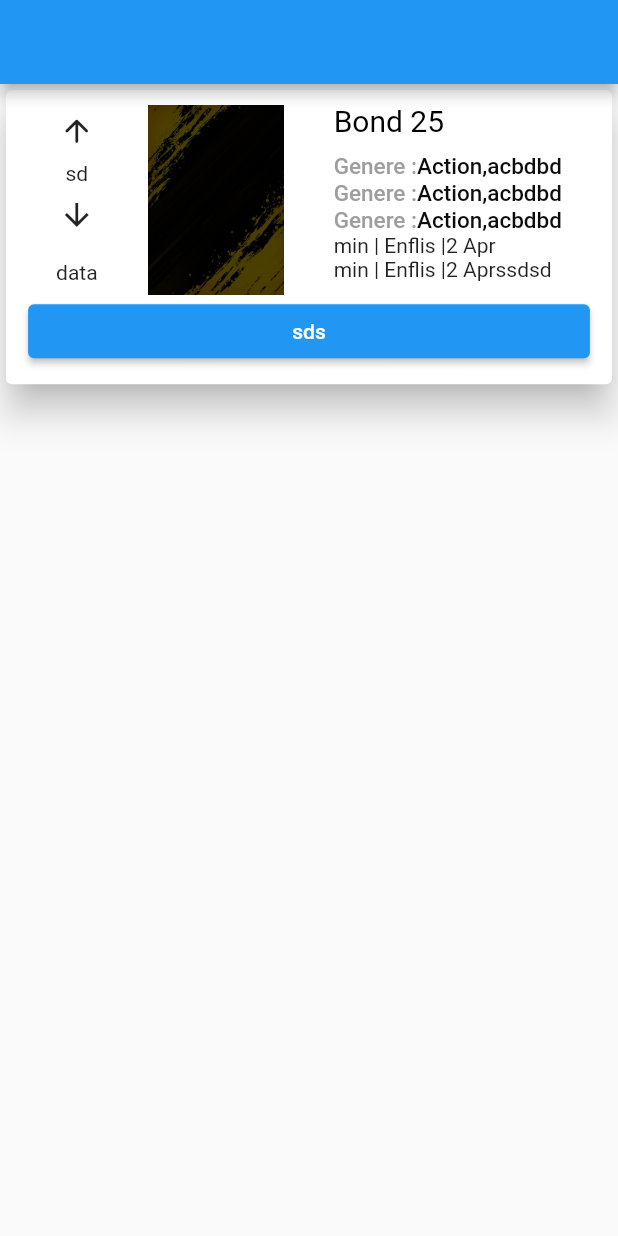
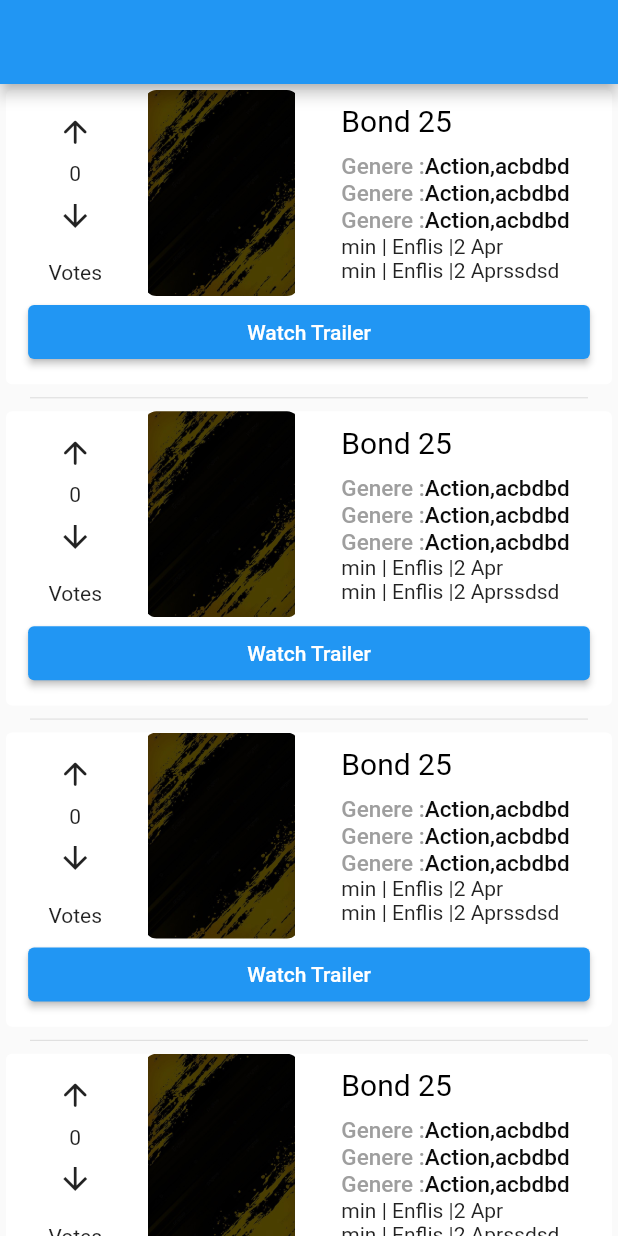
Before and after one commit to sayanths/movie_display_banglore_project, a Flutter app: the screen it shows after launch, on a phone screen of 412 x 824 dp. Run offline on Flutter 3.47's test engine with Material 2 defaults, Android fonts, the phone set to English and light mode, and no system bars; our stand-ins replace google_fonts.

Commit message:
home_page_ui completed

```diff
--- a/lib/app/home_page/view/home_page.dart
+++ b/lib/app/home_page/view/home_page.dart
@@ -11,10 +11,43 @@ class HomePage extends StatelessWidget {
     return Scaffold(
       appBar: AppBar(),
       body: SafeArea(
-        child: Column(
-          children: [
-            Card(
-              elevation: 10,
+        child: SingleChildScrollView(
+          child: Column(children: [
+            LimitedBox(
+              maxHeight: size.height,
+              child: ListView.separated(
+                  itemBuilder: (context, index) {
+                    return CustomContainerUi(size: size);
+                  },
+                  separatorBuilder: (context, index) {
+                    return const Padding(
+                      padding: EdgeInsets.symmetric(horizontal: 20),
+                      child: Divider(
+                        height: 10,
+                      ),
+                    );
+                  },
+                  itemCount: 10),
+            )
+          ]),
+        ),
+      ),
+    );
+  }
+}
+
+class CustomContainerUi extends StatelessWidget {
+  const CustomContainerUi({
+    Key? key,
+    required this.size,
+  }) : super(key: key);
+
+  final Size size;
+
+  @override
+  Widget build(BuildContext context) {
+    return Card(
+      elevation: 0,
       child: SizedBox(
         height: size.height / 4.2,
         width: size.width,
@@ -29,21 +62,22 @@ class HomePage extends StatelessWidget {
                       padding: EdgeInsets.symmetric(vertical: 8),
                       child: Icon(Icons.arrow_upward_rounded),
                     ),
-                            Text("sd"),
+                    Text("0"),
                     Padding(
                       padding: EdgeInsets.symmetric(vertical: 8),
                       child: Icon(Icons.arrow_downward),
                     ),
                     height10,
-                            Text("data")
+                    Text("Votes")
                   ],
                 ),
-                        Padding(
-                          padding: const EdgeInsets.only(top: 10),
-                          child: Image.asset(
-                            "assets/e.jpg",
-                            height: size.height / 6.5,
-                          ),
+                Container(
+                  height: size.height / 6,
+                  width: size.width / 4,
+                  decoration: BoxDecoration(
+                      borderRadius: BorderRadius.circular(8),
+                      image: const DecorationImage(
+                          image: AssetImage("assets/e.jpg"))),
                 ),
                 Column(
                   crossAxisAlignment: CrossAxisAlignment.start,
@@ -56,14 +90,11 @@ class HomePage extends StatelessWidget {
                       height: 10,
                     ),
                     const CustomRichText(
-                                mainTitle: 'Genere :',
-                                subTitle: 'Action,acbdbd'),
+                        mainTitle: 'Genere :', subTitle: 'Action,acbdbd'),
                     const CustomRichText(
-                                mainTitle: 'Genere :',
-                                subTitle: 'Action,acbdbd'),
+                        mainTitle: 'Genere :', subTitle: 'Action,acbdbd'),
                     const CustomRichText(
-                                mainTitle: 'Genere :',
-                                subTitle: 'Action,acbdbd'),
+                        mainTitle: 'Genere :', subTitle: 'Action,acbdbd'),
                     const Text("min | Enflis |2 Apr"),
                     const Text("min | Enflis |2 Aprssdsd"),
                   ],
@@ -73,11 +104,7 @@ class HomePage extends StatelessWidget {
             SizedBox(
                 width: size.width / 1.1,
                 child: ElevatedButton(
-                            onPressed: () {}, child: const Text("sds")))
-                  ],
-                ),
-              ),
-            ),
+                    onPressed: () {}, child: const Text("Watch Trailer")))
           ],
         ),
       ),
```
Lines whose indentation alone changed are shown as unchanged.
